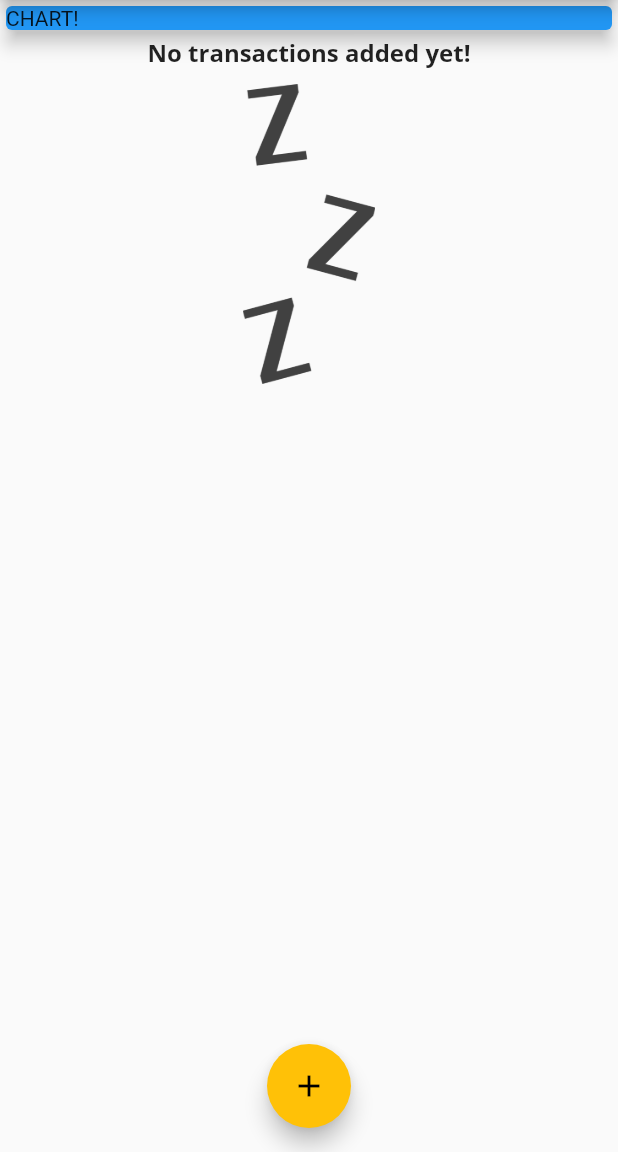
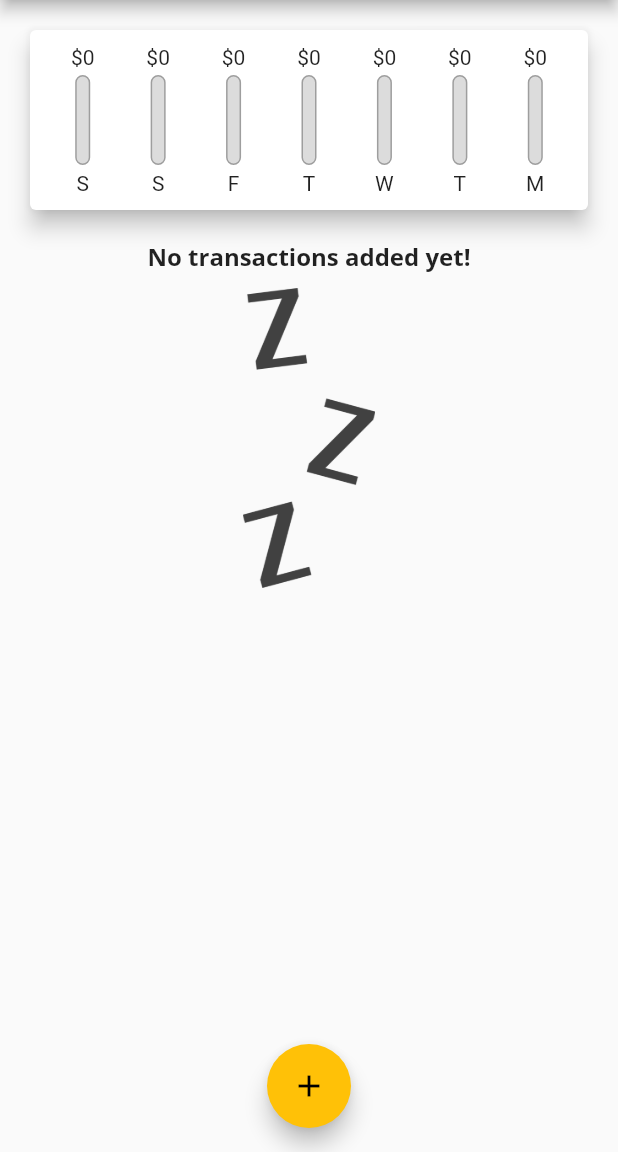
Before and after one commit to ditateum/planning_app_basic, a Flutter app: the screen it shows after launch, on a phone screen of 412 x 824 dp, the part 84-1236 px from its top. Run offline on Flutter 3.47's test engine with Material 2 defaults, Android fonts, the phone set to English and light mode, and no system bars; our stand-ins replace google_fonts.

Commit message:
finish chart bar

```diff
--- a/lib/main.dart
+++ b/lib/main.dart
@@ -3,6 +3,7 @@
 
 import './widgets/transaction_list.dart';
 import './widgets/new_transaction.dart';
+import './widgets/chart.dart';
 import './models/transaction.dart';
 
 void main() {
@@ -64,6 +65,16 @@
     // ),
   ];
 
+  List<Transaction> get _recentTransactions {
+    return _userTransactions.where((tx) {
+      return tx.date.isAfter(
+        DateTime.now().subtract(
+          const Duration(days: 7),
+        ),
+      );
+    }).toList();
+  }
+
   void _addNewTransaction(String txTitle, double txAmount) {
     final newTx = Transaction(
       id: DateTime.now().toString(),
@@ -105,14 +116,7 @@
         child: Column(
           crossAxisAlignment: CrossAxisAlignment.stretch,
           children: [
-            const SizedBox(
-              width: double.infinity,
-              child: Card(
-                color: Colors.blue,
-                elevation: 5,
-                child: Text("CHART!"),
-              ),
-            ),
+            Chart(_recentTransactions),
             TransactionList(_userTransactions),
           ],
         ),
--- a/lib/widgets/chart.dart
+++ b/lib/widgets/chart.dart
@@ -1,10 +1,12 @@
 import 'package:flutter/material.dart';
 import 'package:intl/intl.dart';
+import './chart_bar.dart';
 
 import '../models/transaction.dart';
 
 class Chart extends StatelessWidget {
   final List<Transaction> recentTransactions;
+  const Chart(this.recentTransactions, {Key? key}) : super(key: key);
 
   List<Map<String, Object>> get groupedTransactionValues {
     return List.generate(7, (index) {
@@ -19,21 +21,40 @@
         }
       }
       return {
-        "day": DateFormat.E(weekDay),
+        "day": DateFormat.E().format(weekDay).substring(0, 1),
         "amount": totalSum,
       };
     });
   }
 
-  const Chart(this.recentTransactions, {Key? key}) : super(key: key);
+  double get totalSpending {
+    return groupedTransactionValues.fold(0.0, (sum, item) {
+      return sum + (item['amount'] as double);
+    });
+  }
 
   @override
   Widget build(BuildContext context) {
     return Card(
       elevation: 6,
       margin: const EdgeInsets.all(20),
-      child: Row(
-        children: [],
+      child: Padding(
+        padding: const EdgeInsets.all(10),
+        child: Row(
+          mainAxisAlignment: MainAxisAlignment.spaceAround,
+          children: groupedTransactionValues.map((data) {
+            return Flexible(
+              fit: FlexFit.tight,
+              child: ChartBar(
+                data['day'] as String,
+                data['amount'] as double,
+                totalSpending == 0.0
+                    ? 0.0
+                    : (data['amount'] as double) / totalSpending,
+              ),
+            );
+          }).toList(),
+        ),
       ),
     );
   }
--- /dev/null
+++ b/lib/widgets/chart_bar.dart
@@ -0,0 +1,59 @@
+import 'package:flutter/material.dart';
+
+class ChartBar extends StatelessWidget {
+  final String label;
+  final double spendingAmount;
+  final double spendingPctOfTotal;
+
+  const ChartBar(
+    this.label,
+    this.spendingAmount,
+    this.spendingPctOfTotal, {
+    Key? key,
+  }) : super(key: key);
+
+  @override
+  Widget build(BuildContext context) {
+    return Column(
+      children: [
+        FittedBox(
+          child: Text("\$${spendingAmount.toStringAsFixed(0)}"),
+        ),
+        const SizedBox(
+          height: 4,
+        ),
+        SizedBox(
+          height: 60,
+          width: 10,
+          child: Stack(
+            children: [
+              Container(
+                decoration: BoxDecoration(
+                  border: Border.all(
+                    color: Colors.grey,
+                    width: 1,
+                  ),
+                  color: const Color.fromRGBO(220, 220, 220, 1),
+                  borderRadius: BorderRadius.circular(10),
+                ),
+              ),
+              FractionallySizedBox(
+                heightFactor: spendingPctOfTotal,
+                child: Container(
+                  decoration: BoxDecoration(
+                    color: Theme.of(context).primaryColor,
+                    borderRadius: BorderRadius.circular(10),
+                  ),
+                ),
+              ),
+            ],
+          ),
+        ),
+        const SizedBox(
+          height: 4,
+        ),
+        Text(label),
+      ],
+    );
+  }
+}
```
